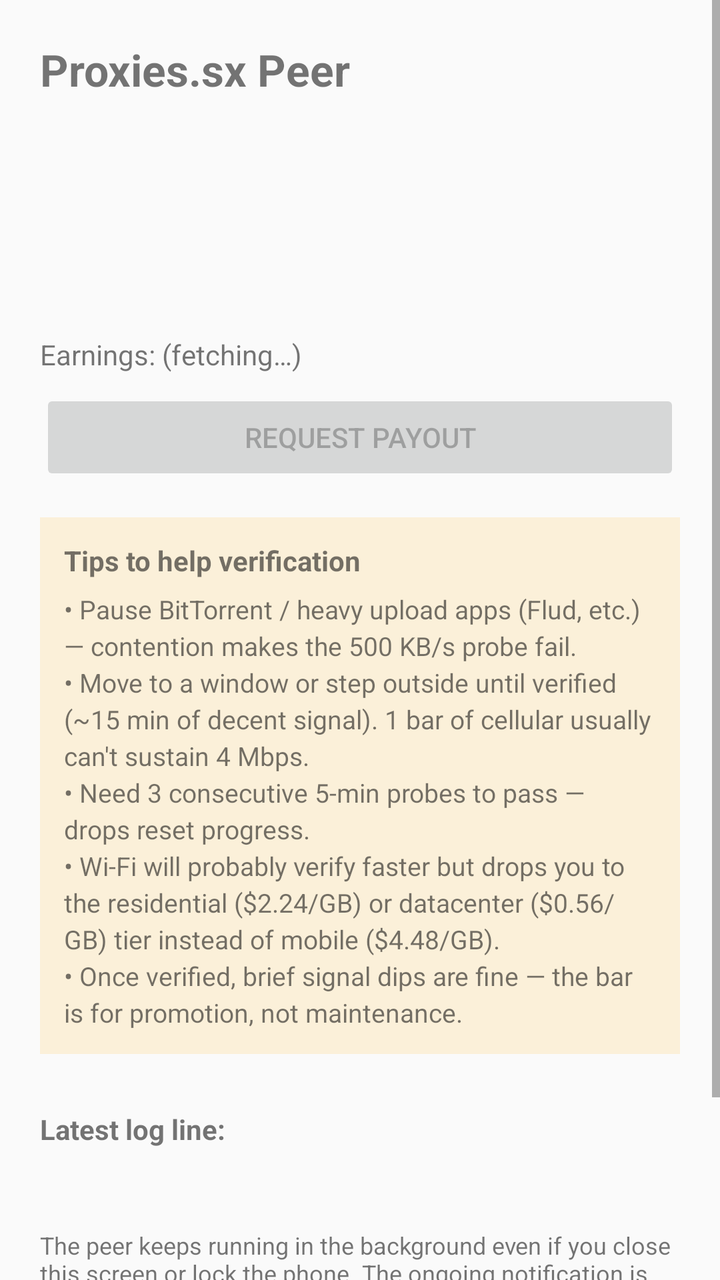
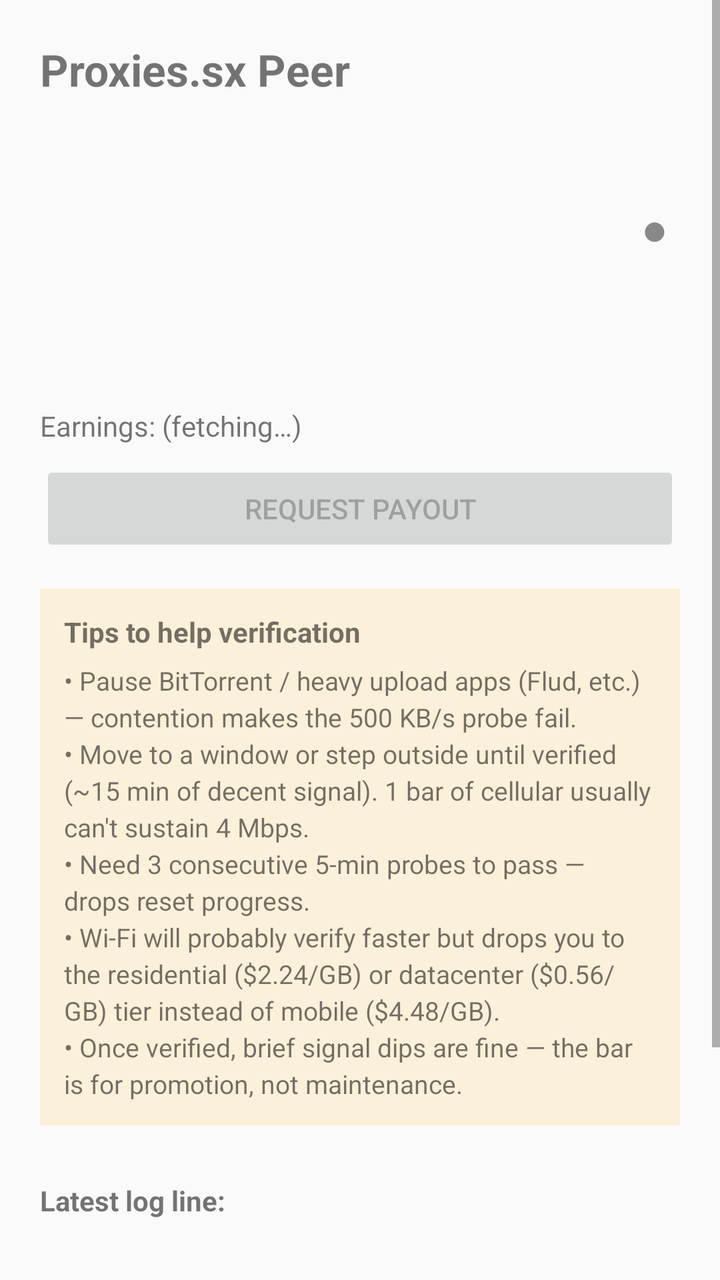

Screens rendered from an Android XML layout before and after an edit, with the pre-edit source and the edit as a unified diff.
<!-- AndroidManifest.xml: application theme Theme.AppCompat.DayNight -->
<!-- res/layout/activity_running.xml -->
<?xml version="1.0" encoding="utf-8"?>
<ScrollView xmlns:android="http://schemas.android.com/apk/res/android"
    android:layout_width="match_parent"
    android:layout_height="match_parent">

    <LinearLayout
        android:layout_width="match_parent"
        android:layout_height="wrap_content"
        android:orientation="vertical"
        android:padding="20dp">

        <TextView
            android:layout_width="match_parent"
            android:layout_height="wrap_content"
            android:text="Proxies.sx Peer"
            android:textSize="22sp"
            android:textStyle="bold"
            android:paddingBottom="16dp" />

        <TextView android:id="@+id/state"
            android:layout_width="match_parent"
            android:layout_height="wrap_content"
            android:textSize="16sp"
            android:paddingBottom="12dp" />

        <TextView android:id="@+id/verified"
            android:layout_width="match_parent"
            android:layout_height="wrap_content"
            android:textSize="18sp"
            android:textStyle="bold"
            android:paddingBottom="12dp" />

        <TextView android:id="@+id/deviceId"
            android:layout_width="match_parent"
            android:layout_height="wrap_content"
            android:textSize="12sp"
            android:fontFamily="monospace"
            android:paddingBottom="16dp" />

        
        <TextView android:id="@+id/earnings"
            android:layout_width="match_parent"
            android:layout_height="wrap_content"
            android:textSize="14sp"
            android:paddingBottom="8dp"
            android:text="Earnings: (fetching…)" />

        <Button android:id="@+id/payout"
            android:layout_width="match_parent"
            android:layout_height="wrap_content"
            android:enabled="false"
            android:text="Request payout"
            android:layout_marginBottom="16dp" />

        
        <LinearLayout android:id="@+id/tips"
            android:layout_width="match_parent"
            android:layout_height="wrap_content"
            android:orientation="vertical"
            android:background="#22FFAA00"
            android:padding="12dp"
            android:layout_marginBottom="16dp">

            <TextView
                android:layout_width="match_parent"
                android:layout_height="wrap_content"
                android:text="Tips to help verification"
                android:textStyle="bold"
                android:textSize="14sp"
                android:paddingBottom="6dp" />

            <TextView
                android:layout_width="match_parent"
                android:layout_height="wrap_content"
                android:textSize="13sp"
                android:lineSpacingExtra="3dp"
                android:text="• Pause BitTorrent / heavy upload apps (Flud, etc.) — contention makes the 500 KB/s probe fail.\n• Move to a window or step outside until verified (~15 min of decent signal). 1 bar of cellular usually can't sustain 4 Mbps.\n• Need 3 consecutive 5-min probes to pass — drops reset progress.\n• Wi-Fi will probably verify faster but drops you to the residential ($2.24/GB) or datacenter ($0.56/GB) tier instead of mobile ($4.48/GB).\n• Once verified, brief signal dips are fine — the bar is for promotion, not maintenance." />
        </LinearLayout>

        <TextView
            android:layout_width="match_parent"
            android:layout_height="wrap_content"
            android:text="Latest log line:"
            android:textSize="14sp"
            android:textStyle="bold"
            android:paddingTop="12dp" />

        
        <TextView android:id="@+id/lastLine"
            android:layout_width="match_parent"
            android:layout_height="wrap_content"
            android:fontFamily="monospace"
            android:textSize="12sp"
            android:maxLines="4"
            android:ellipsize="end"
            android:paddingBottom="24dp" />

        <TextView
            android:layout_width="match_parent"
            android:layout_height="wrap_content"
            android:text="The peer keeps running in the background even if you close this screen or lock the phone. The ongoing notification is the only thing required."
            android:textSize="12sp"
            android:paddingBottom="20dp" />

        <Button android:id="@+id/stop"
            android:layout_width="match_parent"
            android:layout_height="wrap_content"
            android:text="Stop service" />
    </LinearLayout>
</ScrollView>
<!-- resources referenced by this layout -->
<resources>

</resources>

<!-- the commit's change to res/layout/activity_running.xml (unified diff, before → after) -->
@@ -23,11 +23,40 @@
             android:textSize="16sp"
             android:paddingBottom="12dp" />
 
-        <TextView android:id="@+id/verified"
+        
+        <LinearLayout
             android:layout_width="match_parent"
             android:layout_height="wrap_content"
-            android:textSize="18sp"
-            android:textStyle="bold"
+            android:orientation="horizontal"
+            android:gravity="center_vertical"
+            android:paddingBottom="12dp">
+
+            <TextView android:id="@+id/verified"
+                android:layout_width="0dp"
+                android:layout_weight="1"
+                android:layout_height="wrap_content"
+                android:textSize="18sp"
+                android:textStyle="bold" />
+
+            <TextView android:id="@+id/signalDot"
+                android:layout_width="wrap_content"
+                android:layout_height="wrap_content"
+                android:textSize="22sp"
+                android:text="●"
+                android:textColor="#888888"
+                android:paddingEnd="6dp" />
+
+            <TextView android:id="@+id/throughput"
+                android:layout_width="wrap_content"
+                android:layout_height="wrap_content"
+                android:textSize="12sp"
+                android:fontFamily="monospace" />
+        </LinearLayout>
+
+        <TextView android:id="@+id/probeCount"
+            android:layout_width="match_parent"
+            android:layout_height="wrap_content"
+            android:textSize="13sp"
             android:paddingBottom="12dp" />
 
         <TextView android:id="@+id/deviceId"
